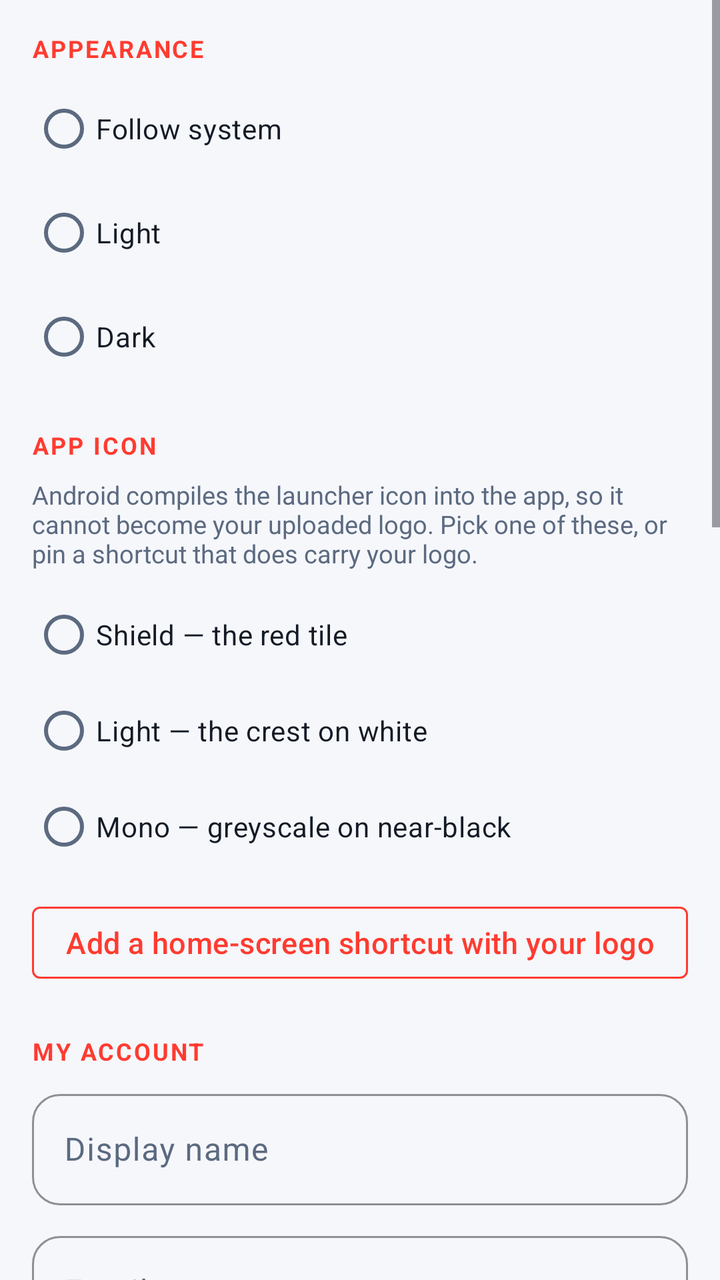
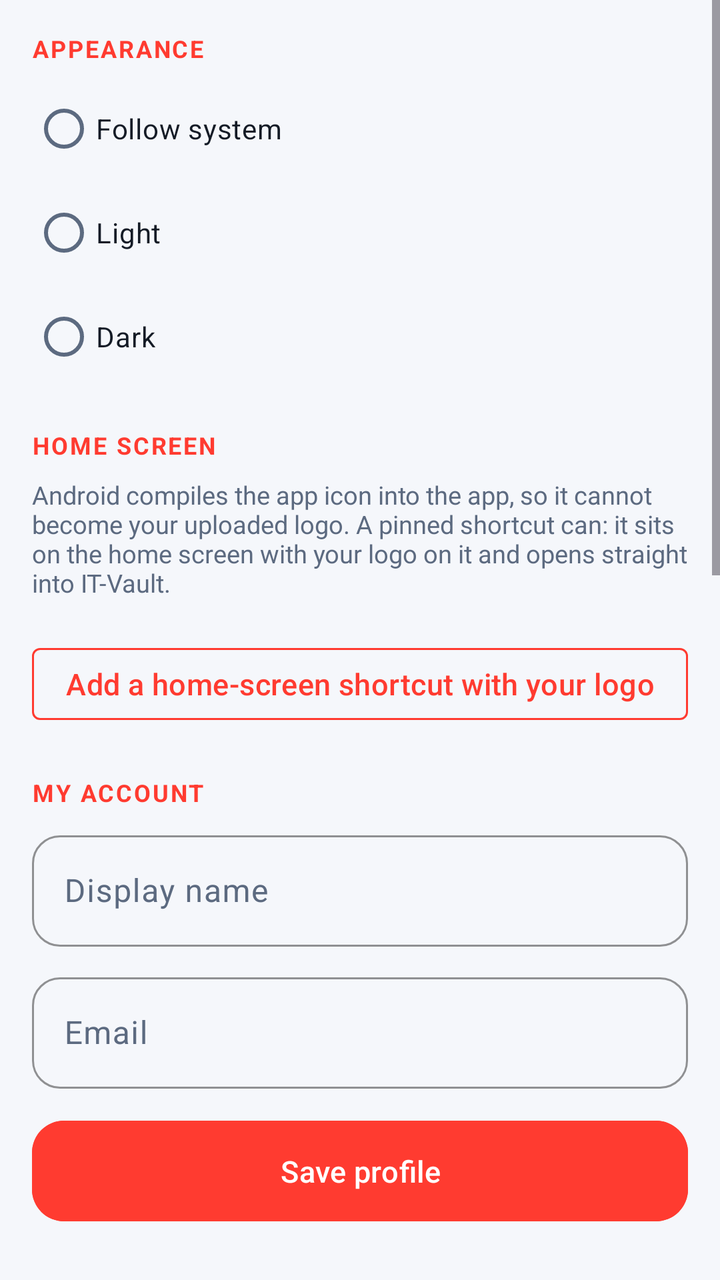

An Android layout rendered at two revisions. The XML below is the earlier revision; the diff shows what the commit changed to produce the second picture.
<!-- AndroidManifest.xml: application theme Theme.ItGuyAssets -->
<!-- res/layout/fragment_settings.xml -->
<?xml version="1.0" encoding="utf-8"?>
<ScrollView xmlns:android="http://schemas.android.com/apk/res/android"
    android:layout_width="match_parent"
    android:layout_height="match_parent"
    android:background="@color/bg">

    <LinearLayout
        android:layout_width="match_parent"
        android:layout_height="wrap_content"
        android:orientation="vertical"
        android:padding="16dp">

        <TextView style="@style/SectionLabel" android:text="APPEARANCE" android:layout_marginTop="0dp" />
        <RadioGroup
            android:id="@+id/themeGroup"
            android:layout_width="match_parent"
            android:layout_height="wrap_content"
            android:orientation="vertical">
            <RadioButton
                android:id="@+id/themeSystem"
                android:layout_width="match_parent"
                android:layout_height="wrap_content"
                android:text="Follow system"
                android:textColor="@color/text"
                android:buttonTint="@color/accent" />
            <RadioButton
                android:id="@+id/themeLight"
                android:layout_width="match_parent"
                android:layout_height="wrap_content"
                android:layout_marginTop="4dp"
                android:text="Light"
                android:textColor="@color/text"
                android:buttonTint="@color/accent" />
            <RadioButton
                android:id="@+id/themeDark"
                android:layout_width="match_parent"
                android:layout_height="wrap_content"
                android:layout_marginTop="4dp"
                android:text="Dark"
                android:textColor="@color/text"
                android:buttonTint="@color/accent" />
        </RadioGroup>

        <TextView style="@style/SectionLabel" android:text="APP ICON" />
        <TextView
            android:layout_width="match_parent"
            android:layout_height="wrap_content"
            android:layout_marginBottom="8dp"
            android:textSize="12.5sp"
            android:textColor="@color/muted"
            android:text="Android compiles the launcher icon into the app, so it cannot become your uploaded logo. Pick one of these, or pin a shortcut that does carry your logo." />
        <RadioGroup
            android:id="@+id/iconGroup"
            android:layout_width="match_parent"
            android:layout_height="wrap_content"
            android:orientation="vertical">
            <RadioButton
                android:id="@+id/iconDefault"
                android:layout_width="match_parent"
                android:layout_height="wrap_content"
                android:textColor="@color/text"
                android:text="Shield — the red tile" />
            <RadioButton
                android:id="@+id/iconLight"
                android:layout_width="match_parent"
                android:layout_height="wrap_content"
                android:textColor="@color/text"
                android:text="Light — the crest on white" />
            <RadioButton
                android:id="@+id/iconMono"
                android:layout_width="match_parent"
                android:layout_height="wrap_content"
                android:textColor="@color/text"
                android:text="Mono — greyscale on near-black" />
        </RadioGroup>
        <com.google.android.material.button.MaterialButton
            android:id="@+id/pinBrandBtn"
            style="@style/Widget.MaterialComponents.Button.OutlinedButton"
            android:layout_width="match_parent"
            android:layout_height="wrap_content"
            android:layout_marginTop="10dp"
            android:text="Add a home-screen shortcut with your logo"
            android:textColor="@color/accent"
            app:strokeColor="@color/accent"
            xmlns:app="http://schemas.android.com/apk/res-auto" />

        <TextView style="@style/SectionLabel" android:text="MY ACCOUNT" />
        <com.google.android.material.textfield.TextInputLayout style="@style/DarkInputLayout" android:layout_width="match_parent" android:layout_height="wrap_content" android:hint="Display name">
            <com.google.android.material.textfield.TextInputEditText android:id="@+id/displayInput" android:layout_width="match_parent" android:layout_height="wrap_content" android:textColor="@color/text" />
        </com.google.android.material.textfield.TextInputLayout>
        <com.google.android.material.textfield.TextInputLayout style="@style/DarkInputLayout" android:layout_width="match_parent" android:layout_height="wrap_content" android:layout_marginTop="10dp" android:hint="Email">
            <com.google.android.material.textfield.TextInputEditText android:id="@+id/emailInput" android:layout_width="match_parent" android:layout_height="wrap_content" android:textColor="@color/text" />
        </com.google.android.material.textfield.TextInputLayout>
        <com.google.android.material.button.MaterialButton android:id="@+id/saveProfileBtn" android:layout_width="match_parent" android:layout_height="wrap_content" android:layout_marginTop="12dp" android:backgroundTint="@color/accent" android:text="Save profile" />

        <TextView style="@style/SectionLabel" android:text="CHANGE PASSWORD" />
        <com.google.android.material.textfield.TextInputLayout style="@style/DarkInputLayout" android:layout_width="match_parent" android:layout_height="wrap_content" android:hint="Old password">
            <com.google.android.material.textfield.TextInputEditText android:id="@+id/oldPassInput" android:layout_width="match_parent" android:layout_height="wrap_content" android:inputType="textPassword" android:textColor="@color/text" />
        </com.google.android.material.textfield.TextInputLayout>
        <com.google.android.material.textfield.TextInputLayout style="@style/DarkInputLayout" android:layout_width="match_parent" android:layout_height="wrap_content" android:layout_marginTop="10dp" android:hint="New password">
            <com.google.android.material.textfield.TextInputEditText android:id="@+id/newPassInput" android:layout_width="match_parent" android:layout_height="wrap_content" android:inputType="textPassword" android:textColor="@color/text" />
        </com.google.android.material.textfield.TextInputLayout>
        <com.google.android.material.button.MaterialButton android:id="@+id/changePassBtn" style="@style/Widget.MaterialComponents.Button.OutlinedButton" android:layout_width="match_parent" android:layout_height="wrap_content" android:layout_marginTop="12dp" android:text="Update password" android:textColor="@color/accent" app:strokeColor="@color/accent" xmlns:app="http://schemas.android.com/apk/res-auto" />

        <TextView
            android:id="@+id/settingsMsg"
            android:layout_width="match_parent"
            android:layout_height="wrap_content"
            android:layout_marginTop="10dp"
            android:textColor="@color/accent"
            android:visibility="gone" />

        <TextView style="@style/SectionLabel" android:text="OFFLINE &amp; SYNC" />
        <TextView
            android:id="@+id/syncStatus"
            android:layout_width="match_parent"
            android:layout_height="wrap_content"
            android:textColor="@color/muted"
            android:textSize="13sp"
            android:background="@color/surface"
            android:padding="12dp"
            android:text="All changes synced" />
        <com.google.android.material.button.MaterialButton android:id="@+id/syncNowBtn" android:layout_width="match_parent" android:layout_height="wrap_content" android:layout_marginTop="10dp" android:backgroundTint="@color/accent" android:text="Sync now" />
        <com.google.android.material.button.MaterialButton android:id="@+id/exportXmlBtn" style="@style/Widget.MaterialComponents.Button.OutlinedButton" android:layout_width="match_parent" android:layout_height="wrap_content" android:layout_marginTop="10dp" android:text="Export data as XML" android:textColor="@color/accent" app:strokeColor="@color/accent" xmlns:app="http://schemas.android.com/apk/res-auto" />

        <TextView style="@style/SectionLabel" android:text="SERVER" />
        <TextView
            android:id="@+id/serverText"
            android:layout_width="match_parent"
            android:layout_height="wrap_content"
            android:textColor="@color/muted"
            android:textSize="13sp"
            android:background="@color/surface"
            android:padding="12dp" />
        <com.google.android.material.button.MaterialButton android:id="@+id/changeServerBtn" style="@style/Widget.MaterialComponents.Button.OutlinedButton" android:layout_width="match_parent" android:layout_height="wrap_content" android:layout_marginTop="10dp" android:text="Change server / Logout" android:textColor="@color/accent" app:strokeColor="@color/accent" xmlns:app="http://schemas.android.com/apk/res-auto" />

        <TextView style="@style/SectionLabel" android:text="APP UPDATES" />
        <TextView
            android:id="@+id/versionText"
            android:layout_width="match_parent"
            android:layout_height="wrap_content"
            android:textColor="@color/muted"
            android:textSize="13sp"
            android:background="@color/surface"
            android:padding="12dp"
            android:text="Version" />
        <com.google.android.material.button.MaterialButton
            android:id="@+id/checkUpdateBtn"
            android:layout_width="match_parent"
            android:layout_height="wrap_content"
            android:layout_marginTop="10dp"
            android:backgroundTint="@color/accent"
            android:text="Check for updates" />

        <TextView
            android:layout_width="match_parent"
            android:layout_height="wrap_content"
            android:layout_marginTop="24dp"
            android:gravity="center"
            android:text="IT-Vault — self-hosted · offline sync"
            android:textColor="@color/muted"
            android:textSize="11sp" />
    </LinearLayout>
</ScrollView>
<!-- resources referenced by this layout -->
<resources>
  <color name="accent">#FF3B30</color>
  <color name="bg">#F5F7FB</color>
  <color name="muted">#5C6A80</color>
  <color name="surface">#FFFFFF</color>
  <color name="text">#141B26</color>
  <style name="DarkInputLayout" parent="Widget.Material3.TextInputLayout.OutlinedBox">
          <item name="boxStrokeColor">@color/accent</item>
          <item name="boxCornerRadiusTopStart">14dp</item>
          <item name="boxCornerRadiusTopEnd">14dp</item>
          <item name="boxCornerRadiusBottomStart">14dp</item>
          <item name="boxCornerRadiusBottomEnd">14dp</item>
          <item name="hintTextColor">@color/muted</item>
          <item name="android:textColorHint">@color/muted</item>
      </style>
  <style name="SectionLabel">
          <item name="android:layout_width">wrap_content</item>
          <item name="android:layout_height">wrap_content</item>
          <item name="android:layout_marginTop">22dp</item>
          <item name="android:layout_marginBottom">8dp</item>
          <item name="android:textColor">@color/accent</item>
          <item name="android:textStyle">bold</item>
          <item name="android:textSize">12sp</item>
          <item name="android:letterSpacing">0.08</item>
      </style>
  <style name="Theme.ItGuyAssets" parent="Base.Theme.ItGuyAssets">
          <item name="android:windowLightStatusBar">true</item>
      </style>
  <style name="Base.Theme.ItGuyAssets" parent="Theme.Material3.DayNight.NoActionBar">
          <item name="colorPrimary">@color/accent</item>
          <item name="colorOnPrimary">@color/on_accent</item>
          <item name="colorPrimaryContainer">@color/accent_container</item>
          <item name="colorOnPrimaryContainer">@color/accent</item>
          <item name="colorSecondary">@color/accent</item>
          <item name="colorSecondaryContainer">@color/accent_container</item>
          <item name="colorOnSecondaryContainer">@color/accent</item>
          <item name="android:colorBackground">@color/bg</item>
          <item name="colorSurface">@color/surface</item>
          <item name="colorSurfaceVariant">@color/surface_variant</item>
          <item name="colorOnSurface">@color/text</item>
          <item name="colorOnSurfaceVariant">@color/muted</item>
          <item name="colorOutline">@color/outline</item>
          <item name="android:windowBackground">@color/bg</item>
          <item name="android:statusBarColor">@color/bg</item>
          <item name="android:navigationBarColor">@color/bg</item>
          
          <item name="materialButtonStyle">@style/Button.IT</item>
          <item name="floatingActionButtonStyle">@style/FabPrimary</item>
      </style>
  <color name="on_accent">#FFFFFF</color>
  <color name="accent_container">#FFE3E0</color>
  <color name="surface_variant">#EDF0F6</color>
  <color name="outline">#DCE1EA</color>
  <style name="Button.IT" parent="Widget.Material3.Button">
          <item name="cornerRadius">16dp</item>
          <item name="android:paddingTop">15dp</item>
          <item name="android:paddingBottom">15dp</item>
          <item name="android:textAllCaps">false</item>
          <item name="android:textSize">15sp</item>
          <item name="android:letterSpacing">0.01</item>
      </style>
  <style name="FabPrimary" parent="Widget.Material3.FloatingActionButton.Primary">
          <item name="backgroundTint">@color/accent</item>
          <item name="tint">@color/on_accent</item>
      </style>
</resources>

<!-- the commit's change to res/layout/fragment_settings.xml (unified diff, before → after) -->
@@ -41,38 +41,15 @@
                 android:buttonTint="@color/accent" />
         </RadioGroup>
 
-        <TextView style="@style/SectionLabel" android:text="APP ICON" />
+        
+        <TextView style="@style/SectionLabel" android:text="HOME SCREEN" />
         <TextView
             android:layout_width="match_parent"
             android:layout_height="wrap_content"
             android:layout_marginBottom="8dp"
             android:textSize="12.5sp"
             android:textColor="@color/muted"
-            android:text="Android compiles the launcher icon into the app, so it cannot become your uploaded logo. Pick one of these, or pin a shortcut that does carry your logo." />
-        <RadioGroup
-            android:id="@+id/iconGroup"
-            android:layout_width="match_parent"
-            android:layout_height="wrap_content"
-            android:orientation="vertical">
-            <RadioButton
-                android:id="@+id/iconDefault"
-                android:layout_width="match_parent"
-                android:layout_height="wrap_content"
-                android:textColor="@color/text"
-                android:text="Shield — the red tile" />
-            <RadioButton
-                android:id="@+id/iconLight"
-                android:layout_width="match_parent"
-                android:layout_height="wrap_content"
-                android:textColor="@color/text"
-                android:text="Light — the crest on white" />
-            <RadioButton
-                android:id="@+id/iconMono"
-                android:layout_width="match_parent"
-                android:layout_height="wrap_content"
-                android:textColor="@color/text"
-                android:text="Mono — greyscale on near-black" />
-        </RadioGroup>
+            android:text="Android compiles the app icon into the app, so it cannot become your uploaded logo. A pinned shortcut can: it sits on the home screen with your logo on it and opens straight into IT-Vault." />
         <com.google.android.material.button.MaterialButton
             android:id="@+id/pinBrandBtn"
             style="@style/Widget.MaterialComponents.Button.OutlinedButton"
